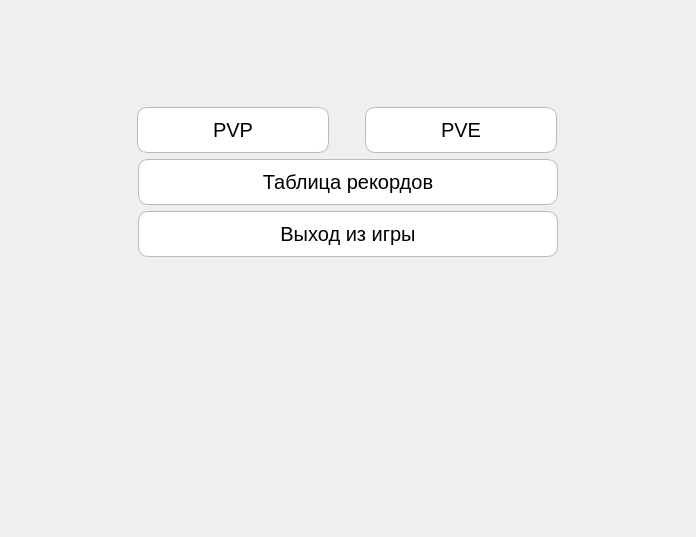
Old version of the form src/OffGame/InitWidget.ui in the repository thehighestmath/sea_battle.
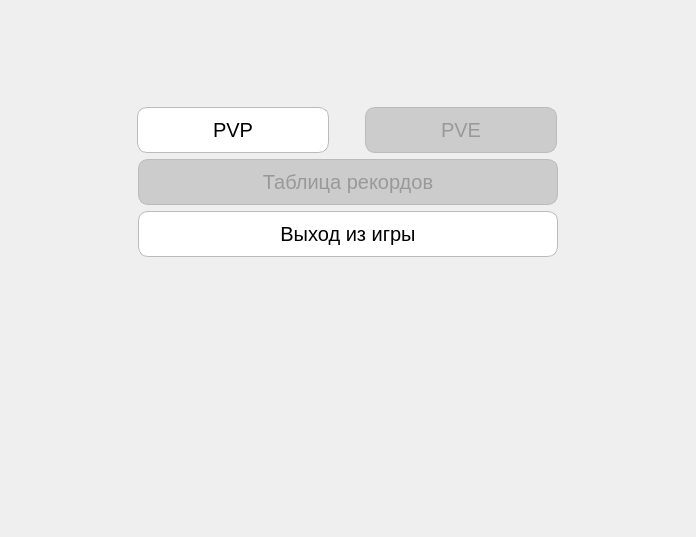
New version of the form.

Commit message: disable non-implemented buttons | centered main window

```diff
--- a/src/OffGame/InitWidget.ui
+++ b/src/OffGame/InitWidget.ui
@@ -81,6 +81,9 @@
         </item>
         <item>
          <widget class="QPushButton" name="PVE">
+          <property name="enabled">
+           <bool>false</bool>
+          </property>
           <property name="styleSheet">
            <string notr="true">QPushButton{
 background: white;
@@ -90,10 +93,17 @@
 font-size: 20px;
 padding: 10px 20px;
 border-radius: 10px;
+color: black;
 }
 
 QPushButton:hover{
 background: #bbb
+}
+
+QPushButton:disabled{
+background: #ccc;
+border-color: #bbb;
+color: #999;
 }</string>
           </property>
           <property name="text">
@@ -107,6 +117,9 @@
        <layout class="QHBoxLayout" name="highscoreTableLayout">
         <item>
          <widget class="QPushButton" name="highscoreTable">
+          <property name="enabled">
+           <bool>false</bool>
+          </property>
           <property name="layoutDirection">
            <enum>Qt::LeftToRight</enum>
           </property>
@@ -119,10 +132,17 @@
 font-size: 20px;
 padding: 10px 20px;
 border-radius: 10px;
+color: black;
 }
 
 QPushButton:hover{
 background: #bbb
+}
+
+QPushButton:disabled{
+background: #ccc;
+border-color: #bbb;
+color: #999;
 }</string>
           </property>
           <property name="text">
```
Left out of the diff: 2 changed lines with no effect on the pictures. The commit also changes 3 other files.
